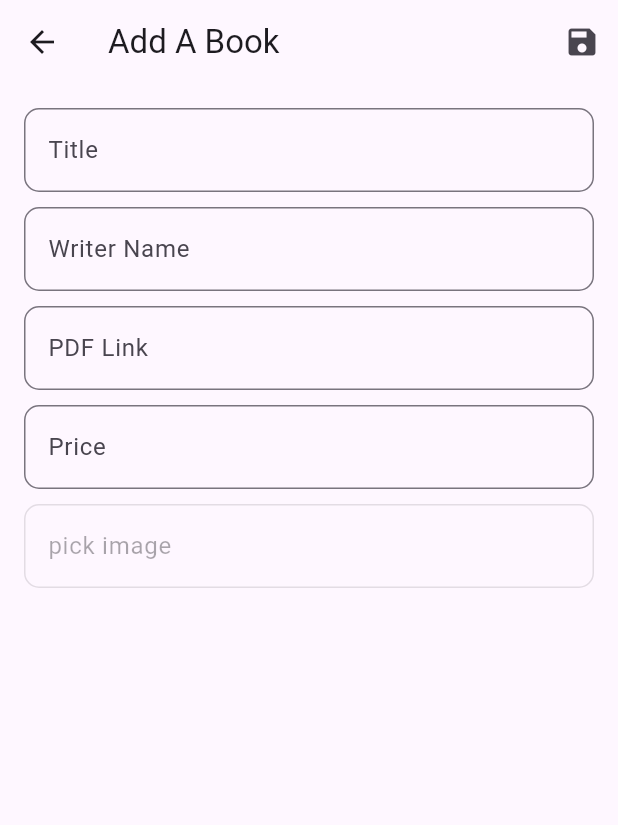
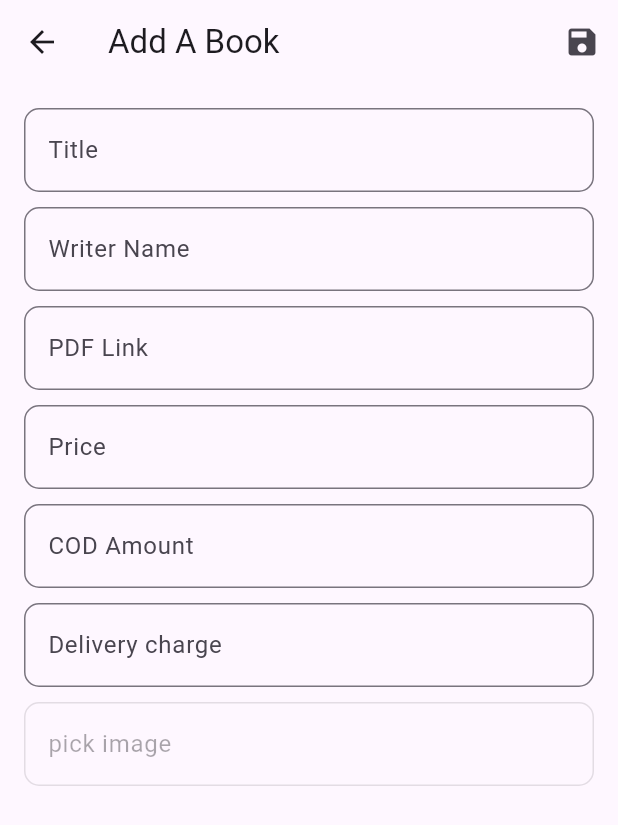
Before and after one commit to ai-rayhan/egalee_admin, a Flutter app: the AddBooksScreen screen opened directly with empty values, on a phone screen of 412 x 824 dp. Shown: the top 825 px of the screen. Run offline on Flutter 3.47's test engine with Material 3 defaults, Android fonts, the phone set to English and light mode, and no system bars; our stand-ins replace cloud_firestore, file_picker, firebase_auth, firebase_core, firebase_storage; accounts and stored records are empty.

Commit message:
books final

```diff
--- a/lib/models/book.dart
+++ b/lib/models/book.dart
@@ -2,6 +2,8 @@ class Book {
   final String id;
   final String? pdflink;
   final String? price;
+  final String? cod;
+  final String? charge;
   final String? imagelink;
   final String? title;
   final String? writerName;
@@ -10,6 +12,8 @@ class Book {
     required this.id,
      this.pdflink,
      this.price,
+     this.cod,
+     this.charge,
      this.imagelink,
      this.title,
      this.writerName
--- a/lib/screens/books_screen/add.dart
+++ b/lib/screens/books_screen/add.dart
@@ -219,6 +219,8 @@ class _AddBooksScreenState extends State<AddBooksScreen> {
   final TextEditingController pdflinkController = TextEditingController();
 
   final TextEditingController priceController = TextEditingController();
+  final TextEditingController codController = TextEditingController();
+  final TextEditingController deliveryChargeController = TextEditingController();
 
   // final TextEditingController pdfLinkController = TextEditingController();
 
@@ -232,14 +234,17 @@ class _AddBooksScreenState extends State<AddBooksScreen> {
         .add({
       'title': titleController.text,
       'subtitle':writerController.text,
+      'cod':codController.text,
+      'charge':deliveryChargeController.text,
       'description': pdflinkController.text,
       'videoLink': priceController.text,
       'pdfLink': imagelink,
       'timestamp': Timestamp.fromDate(DateTime.now()),
       // Add other fields as needed
     }).then((value) {
-        sendPushNotification(titleController.text, writerController.text);
-      Navigator.pop(context); // Close the current screen
+      log('Saved 000');
+        // sendPushNotification(titleController.text, writerController.text);
+      // Navigator.pop(context); // Close the current screen
     }).catchError((error) {
       // Error adding document
       // Handle error according to your app's requirements
@@ -255,6 +260,8 @@ class _AddBooksScreenState extends State<AddBooksScreen> {
         .doc(widget.book?.id).update ({
       'title': titleController.text,
       'subtitle':writerController.text,
+      'cod':codController.text,
+      'charge':deliveryChargeController.text,
       'description': pdflinkController.text,
       'videoLink': priceController.text,
       'pdfLink': imagelink,
@@ -294,6 +301,8 @@ class _AddBooksScreenState extends State<AddBooksScreen> {
     pdflinkController.text=widget.book?.pdflink??'';
     writerController.text=widget.book?.writerName??'';
     priceController.text=widget.book?.price??'';
+    codController.text=widget.book?.cod??'';
+    deliveryChargeController.text=widget.book?.charge??'';
     imagelink=widget.book?.imagelink??'pick image';
     super.initState();
   }
@@ -344,6 +353,20 @@ class _AddBooksScreenState extends State<AddBooksScreen> {
               const SizedBox(
                 height: 10,
               ),
+              TextField(
+                controller: codController,
+                decoration: const InputDecoration(labelText: 'COD Amount'),
+              ),
+              const SizedBox(
+                height: 10,
+              ),
+              TextField(
+                controller: deliveryChargeController,
+                decoration: const InputDecoration(labelText: 'Delivery charge'),
+              ),
+              const SizedBox(
+                height: 10,
+              ),
               GestureDetector(
                 onTap: () async {
                   await pickFile(); // Pick file using file_picker
--- a/lib/screens/books_screen/view/suggetion_screen.dart
+++ b/lib/screens/books_screen/view/suggetion_screen.dart
@@ -1,5 +1,4 @@
 
-import 'package:egalee_admin/componants/dialogs/deleting_dialog.dart';
 import 'package:egalee_admin/screens/books_screen/add.dart';
 import 'package:egalee_admin/screens/books_screen/view/booklist_screen.dart';
 import 'package:flutter/material.dart';
```
